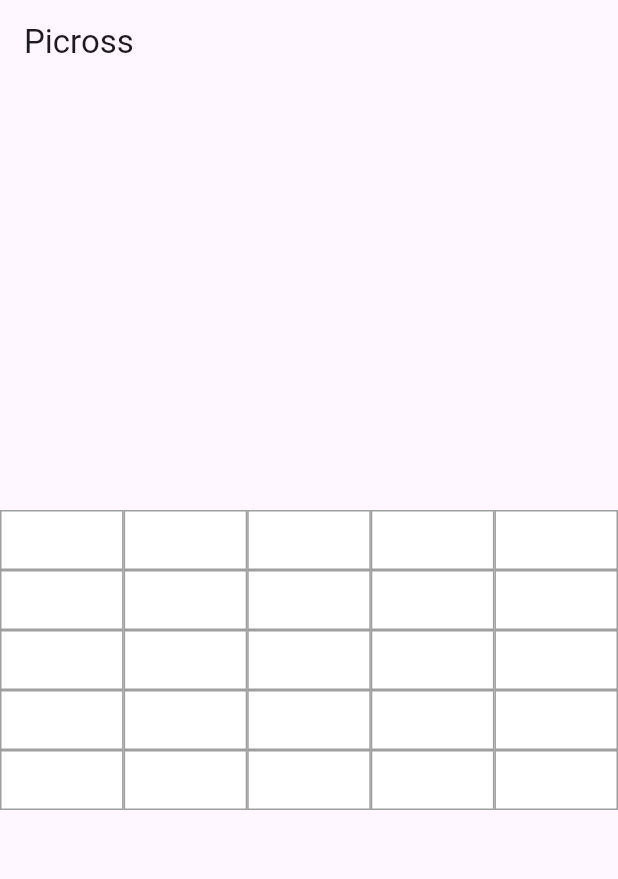
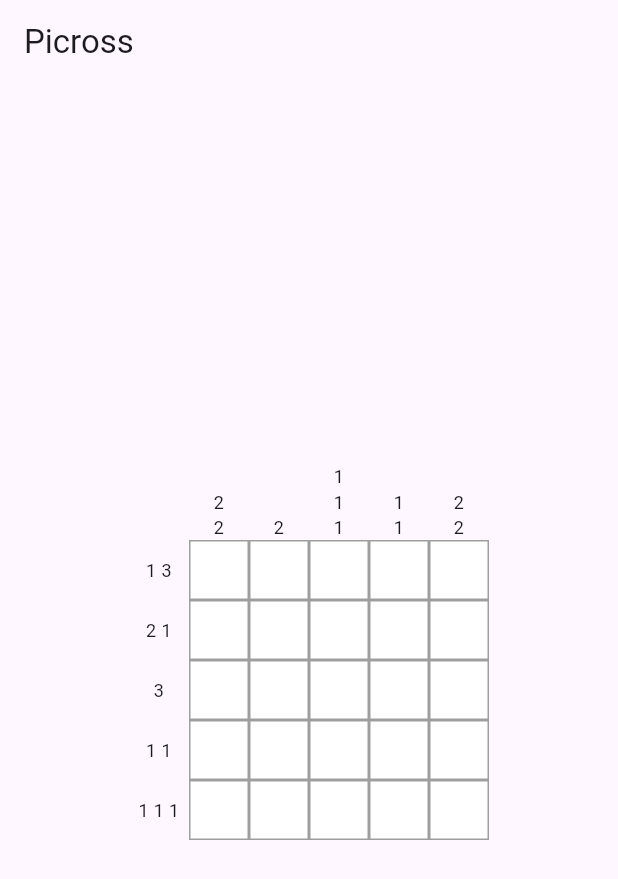
Before and after one commit to CristhianLeonMolina/picross-app, a Flutter app: the screen it shows after launch, on a phone screen of 412 x 824 dp. Shown: the top 879 px of the screen. Run offline on Flutter 3.47's test engine with Material 3 defaults, Android fonts, the phone set to English and light mode, and no system bars.

Commit message:
talblero dinamico

```diff
--- /dev/null
+++ b/picross_app/lib/data/solution.dart
@@ -0,0 +1,7 @@
+const List<List<int>> defaultSolution = [
+  [1, 0, 1, 1, 1],
+  [1, 1, 0, 0, 1],
+  [0, 1, 1, 1, 0],
+  [1, 0, 0, 0, 1],
+  [1, 0, 1, 0, 1],
+];
--- a/picross_app/lib/main.dart
+++ b/picross_app/lib/main.dart
@@ -1,8 +1,17 @@
 import 'package:flutter/material.dart';
+import 'package:provider/provider.dart';
+import 'data/solution.dart';
+import 'models/game_state.dart';
 import 'screens/game_screen.dart';
+import 'widgets/picross_grid.dart';
 
 void main() {
-  runApp(const MyApp());
+  runApp(
+    ChangeNotifierProvider(
+      create: (_) => GameState(defaultSolution.length),
+      child: const MyApp(),
+    ),
+  );
 }
 
 class MyApp extends StatelessWidget {
@@ -12,7 +21,6 @@ class MyApp extends StatelessWidget {
   Widget build(BuildContext context) {
     return MaterialApp(
       title: 'Picross',
-      theme: ThemeData(useMaterial3: true),
       home: const GameScreen(),
     );
   }
--- /dev/null
+++ b/picross_app/lib/models/game_state.dart
@@ -0,0 +1,23 @@
+import 'package:flutter/material.dart';
+
+enum CellState { empty, filled, marked }
+
+class GameState extends ChangeNotifier {
+  final List<List<CellState>> board;
+
+  GameState(int size)
+      : board = List.generate(size, (_) => List.filled(size, CellState.empty));
+
+  void toggleCell(int row, int col) {
+    if (board[row][col] == CellState.empty) {
+      board[row][col] = CellState.filled;
+    } else if (board[row][col] == CellState.filled) {
+      board[row][col] = CellState.marked;
+    } else {
+      board[row][col] = CellState.empty;
+    }
+    notifyListeners();
+  }
+
+  CellState getCellState(int row, int col) => board[row][col];
+}
--- a/picross_app/lib/screens/game_screen.dart
+++ b/picross_app/lib/screens/game_screen.dart
@@ -1,5 +1,6 @@
 import 'package:flutter/material.dart';
 import '../widgets/picross_grid.dart';
+import '../data/solution.dart';
 
 class GameScreen extends StatelessWidget {
   const GameScreen({super.key});
@@ -12,7 +13,7 @@ class GameScreen extends StatelessWidget {
         child: Column(
           mainAxisAlignment: MainAxisAlignment.center,
           children: const [
-            PicrossGrid(), // Tablero básico de 5x5
+            PicrossGrid(solution: defaultSolution),
           ],
         ),
       ),
--- /dev/null
+++ b/picross_app/lib/utils/hints.dart
@@ -0,0 +1,49 @@
+List<List<int>> calculateRowHints(List<List<int>> matrix) {
+  return matrix.map((row) {
+    final hints = <int>[];
+    int count = 0;
+
+    for (final cell in row) {
+      if (cell == 1) {
+        count++;
+      } else if (count > 0) {
+        hints.add(count);
+        count = 0;
+      }
+    }
+
+    if (count > 0) {
+      hints.add(count);
+    }
+
+    return hints.isEmpty ? [0] : hints;
+  }).toList();
+}
+
+List<List<int>> calculateColHints(List<List<int>> matrix) {
+  final cols = matrix[0].length;
+  final rows = matrix.length;
+  final hints = <List<int>>[];
+
+  for (int col = 0; col < cols; col++) {
+    final colHints = <int>[];
+    int count = 0;
+
+    for (int row = 0; row < rows; row++) {
+      if (matrix[row][col] == 1) {
+        count++;
+      } else if (count > 0) {
+        colHints.add(count);
+        count = 0;
+      }
+    }
+
+    if (count > 0) {
+      colHints.add(count);
+    }
+
+    hints.add(colHints.isEmpty ? [0] : colHints);
+  }
+
+  return hints;
+}
--- a/picross_app/lib/widgets/picross_grid.dart
+++ b/picross_app/lib/widgets/picross_grid.dart
@@ -1,22 +1,67 @@
 import 'package:flutter/material.dart';
 import 'grid_cell.dart';
+import '../utils/hints.dart';
 
 class PicrossGrid extends StatelessWidget {
-  final int rows;
-  final int cols;
+  final List<List<int>> solution;
 
-  const PicrossGrid({
-    super.key,
-    this.rows = 5,
-    this.cols = 5,
-  });
+  const PicrossGrid({super.key, required this.solution});
 
   @override
   Widget build(BuildContext context) {
+    final rowHints = calculateRowHints(solution);
+    final colHints = calculateColHints(solution);
+    final size = solution.length;
+
     return Table(
-      children: List.generate(rows, (row) {
+      defaultColumnWidth: const FixedColumnWidth(40),
+      children: List.generate(size + 1, (row) {
         return TableRow(
-          children: List.generate(cols, (col) => const GridCell()),
+          children: List.generate(size + 1, (col) {
+            // Esquina vacía
+            if (row == 0 && col == 0) {
+              return const SizedBox(width: 40, height: 40);
+            }
+
+            // Guía de columnas (pueden salir hacia arriba)
+            if (row == 0 && col > 0) {
+              return Container(
+                alignment: Alignment.bottomCenter,
+                height: 40,
+                color: Colors.transparent,
+                child: OverflowBox(
+                  maxHeight: 80,
+                  alignment: Alignment.bottomCenter,
+                  child: Text(
+                    colHints[col - 1].join('\n'),
+                    textAlign: TextAlign.center,
+                    style: const TextStyle(fontSize: 12),
+                  ),
+                ),
+              );
+            }
+
+            // Guía de filas (pueden salir hacia la izquierda)
+            if (col == 0 && row > 0) {
+              return Container(
+                alignment: Alignment.center,
+                height: 40,
+                color: Colors.transparent,
+                child: OverflowBox(
+                  maxWidth: 100,
+                  alignment: Alignment.center,
+                  child: Text(
+                    rowHints[row - 1].join(' '),
+                    textAlign: TextAlign.right,
+                    style: const TextStyle(fontSize: 12),
+                  ),
+                ),
+              );
+            }
+
+            // Celda interactiva
+            return const GridCell();
+          }),
         );
       }),
     );
--- a/picross_app/pubspec.yaml
+++ b/picross_app/pubspec.yaml
@@ -30,6 +30,7 @@ environment:
 dependencies:
   flutter:
     sdk: flutter
+  provider: ^6.1.1
 
   # The following adds the Cupertino Icons font to your application.
   # Use with the CupertinoIcons class for iOS style icons.
```
Also changed, not shown: picross_app/pubspec.lock.
